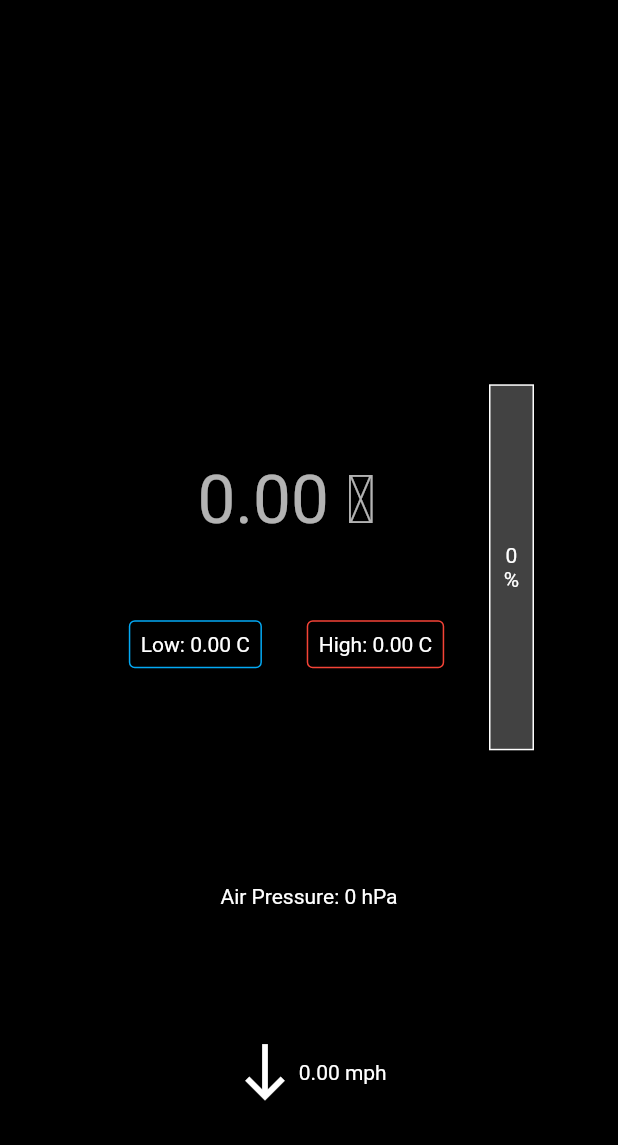
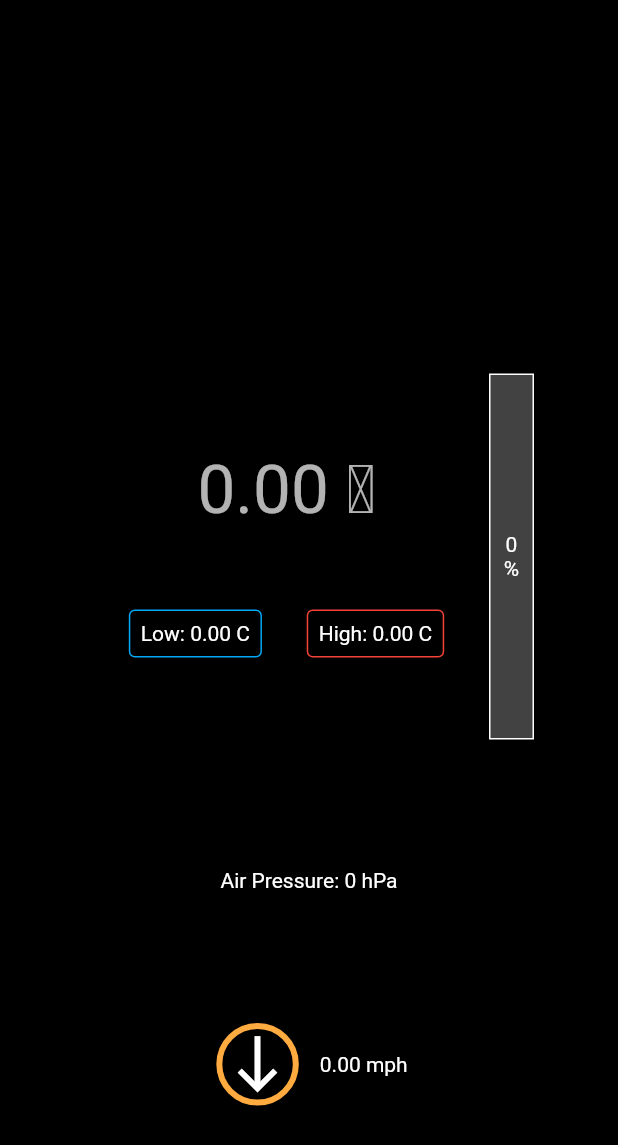
Before and after one commit to nobodyn0se/Weather_Now, a Flutter app: the WeatherWidget widget shown alone on an empty page, opened directly with empty values, on a phone screen of 412 x 824 dp. Shown: the top 1145 px of the screen. Run offline on Flutter 3.47's test engine with Material 2 defaults, Android fonts, the phone set to English and light mode, and no system bars; our stand-ins replace equatable, flutter_bloc.

Commit message:
Circular border added to wind arrow

```diff
--- a/lib/widgets/weather_widget.dart
+++ b/lib/widgets/weather_widget.dart
@@ -97,9 +97,24 @@ class WeatherWidget extends StatelessWidget {
         Row(
           mainAxisAlignment: MainAxisAlignment.center,
           children: [
-            Transform.rotate(
-              child: const Icon(Icons.south, size: 45),
-              angle: (weather.windDirection! * math.pi / 180),
+            Card(
+              color: Theme.of(context).scaffoldBackgroundColor,
+              shape: const CircleBorder(
+                side: BorderSide(
+                  color: Colors.orangeAccent,
+                  width: 4,
+                ),
+              ),
+              child: Padding(
+                padding: const EdgeInsets.all(5.0),
+                child: Transform.rotate(
+                  child: const Icon(Icons.south, size: 45),
+                  angle: (weather.windDirection! * math.pi / 180),
+                ),
+              ),
+            ),
+            const SizedBox(
+              width: 10,
             ),
             Text('${weather.windSpeed!.toStringAsFixed(2)} mph'),
           ],
```
